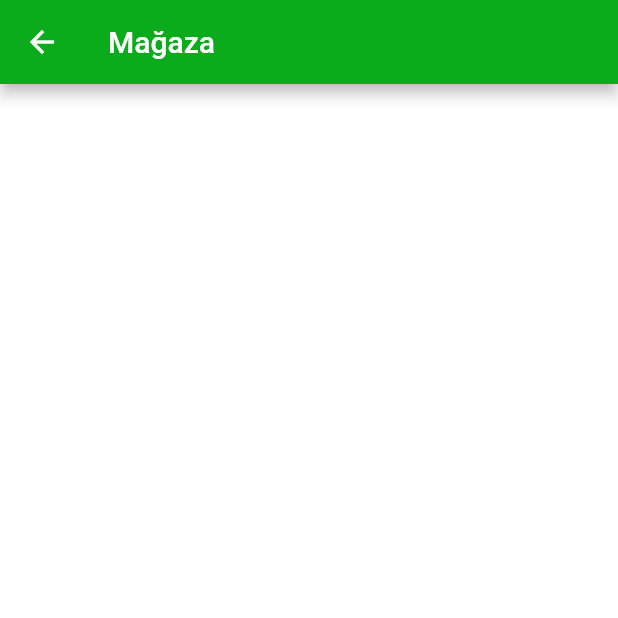
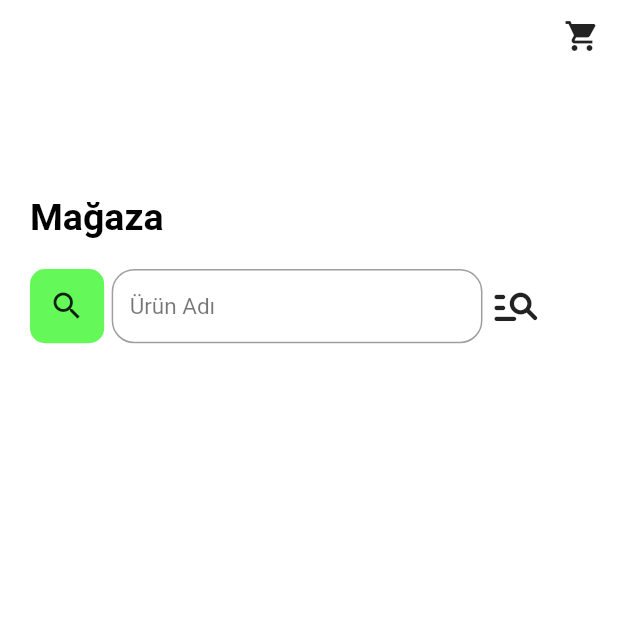
Before and after one commit to alphansaridogan/tarim_4_0, a Flutter app: the ShopScreen screen opened by its route, on a phone screen of 412 x 824 dp, the top half of it. Run offline on Flutter 3.47's test engine with Material 2 defaults, Android fonts, the phone set to English and light mode, and no system bars; our stand-ins replace google_fonts, stacked; missing offline and left inert: bottom_bar.

Commit message:
shopscreen search eklendi

```diff
--- a/lib/config/widget/text_field_widget.dart
+++ b/lib/config/widget/text_field_widget.dart
@@ -5,6 +5,7 @@ import 'package:tarim_4_0/constants/constants.dart';
 class TextFieldWidget extends StatelessWidget {
   final Size size;
   double height;
+  double width;
   TextEditingController? controller;
   Color cursorColor;
   Color color;
@@ -15,6 +16,7 @@ class TextFieldWidget extends StatelessWidget {
   TextFieldWidget({
     Key? key,
     this.height = 0.06,
+    this.width = 1,
     this.controller,
     this.cursorColor = Constants.black,
     this.color = Constants.black,
@@ -28,6 +30,7 @@ class TextFieldWidget extends StatelessWidget {
   Widget build(BuildContext context) {
     return SizedBox(
       height: size.height * height,
+      width: size.width * width,
       child: TextField(
         controller: controller,
         cursorColor: cursorColor,
--- a/lib/screens/shop_screen/shop_screen.dart
+++ b/lib/screens/shop_screen/shop_screen.dart
@@ -1,5 +1,7 @@
 import 'package:flutter/material.dart';
 import 'package:stacked/stacked.dart';
+import 'package:tarim_4_0/config/widget/text_field_widget.dart';
+import 'package:tarim_4_0/constants/constants.dart';
 import 'package:tarim_4_0/screens/shop_screen/shop_screen_model.dart';
 
 class ShopScreen extends StatelessWidget {
@@ -7,12 +9,62 @@ class ShopScreen extends StatelessWidget {
 
   @override
   Widget build(BuildContext context) {
+    Size size = MediaQuery.of(context).size;
     return ViewModelBuilder<ShopScreenModel>.reactive(
       viewModelBuilder: () => ShopScreenModel(),
       onModelReady: (model) => model.init(),
       builder: (context, model, child) => Scaffold(
-        appBar: AppBar(
-          title: const Text('Mağaza'),
+        backgroundColor: Constants.white,
+        body: Padding(
+          padding: const EdgeInsets.only(left: 20.0),
+          child: Column(
+            crossAxisAlignment: CrossAxisAlignment.stretch,
+            children: [
+              Align(
+                alignment: Alignment.topRight,
+                child: IconButton(
+                  onPressed: () {},
+                  icon: const Icon(Icons.shopping_cart),
+                ),
+              ),
+              SizedBox(
+                height: size.height * 0.1,
+              ),
+              Text(
+                'Mağaza',
+                style: Constants.headline1.apply(color: Constants.black),
+              ),
+              const SizedBox(
+                height: 20,
+              ),
+              Row(
+                children: [
+                  Container(
+                      width: size.height * 0.06,
+                      height: size.height * 0.06,
+                      decoration: BoxDecoration(
+                          borderRadius: BorderRadius.circular(10),
+                          color: Constants.lightGreen),
+                      child: const Icon(Icons.search)),
+                  const SizedBox(
+                    width: 5,
+                  ),
+                  TextFieldWidget(
+                    title: 'Ürün Adı',
+                    size: size,
+                    width: 0.6,
+                  ),
+                  const SizedBox(
+                    width: 5,
+                  ),
+                  const Icon(
+                    Icons.manage_search_rounded,
+                    size: 35,
+                  )
+                ],
+              )
+            ],
+          ),
         ),
       ),
     );
```
